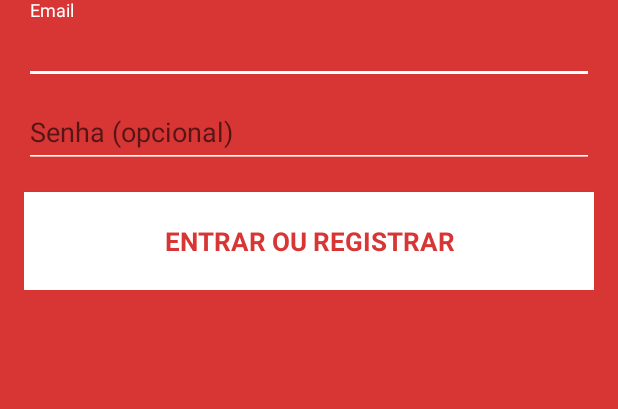
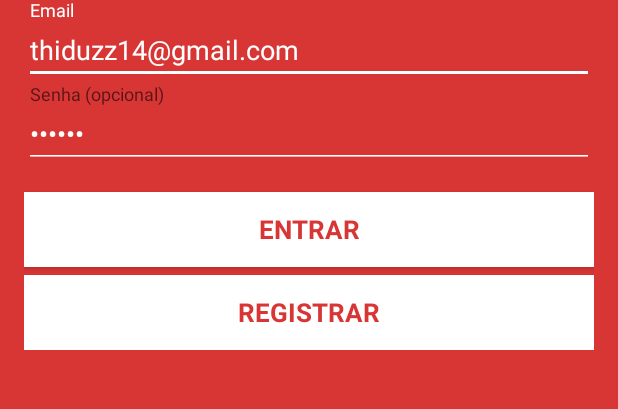
Before and after one commit to thiduzz/InSense-Mobile, an Android app: the screen it shows after launch (LoginActivity), on a phone screen of 412 x 824 dp, the part 387-796 px from its top. Run offline under Robolectric (Android 15) with nearby library versions, the light colour scheme and no system bars.

Commit message:
Autenticacao e login implementados

```diff
--- a/app/src/main/java/com/apackage/api/ConnectionListener.java
+++ b/app/src/main/java/com/apackage/api/ConnectionListener.java
@@ -1,13 +1,13 @@
 package com.apackage.api;
 
-import org.json.JSONArray;
+import java.util.Map;
 
 /**
  * Created by thidu on 18/11/2016.
  */
 public interface ConnectionListener {
     void onConnectionError();
-    void onConnectionSuccess(JSONArray jsonArray);
-    void onConnectionSuccess(String string);
-    void onConnectionSuccess(boolean result);
+    void onConnectionSuccess();
+    void onConnectionError(Map<String, String> result);
+    void onConnectionSuccess(Map<String, Object> result);
 }
--- a/app/src/main/res/layout/activity_login.xml
+++ b/app/src/main/res/layout/activity_login.xml
@@ -16,7 +16,7 @@
         android:id="@+id/login_progress"
         style="?android:attr/progressBarStyleLarge"
         android:layout_width="wrap_content"
-        android:layout_height="wrap_content"
+        android:layout_height="match_parent"
         android:layout_marginBottom="8dp"
         android:visibility="gone" />
 
@@ -45,6 +45,7 @@
                     android:layout_width="match_parent"
                     android:layout_height="wrap_content"
                     android:hint="@string/prompt_email"
+                    android:text="thiduzz14@gmail.com"
                     android:inputType="textEmailAddress"
                     android:maxLines="1"
                     android:textColor="@android:color/white"
@@ -62,6 +63,7 @@
                     android:layout_width="match_parent"
                     android:layout_height="wrap_content"
                     android:hint="@string/prompt_password"
+                    android:text="thithi"
                     android:imeActionId="@+id/login"
                     android:imeActionLabel="@string/action_sign_in_short"
                     android:imeOptions="actionUnspecified"
@@ -79,12 +81,26 @@
                 android:layout_height="wrap_content"
                 android:layout_marginTop="16dp"
                 android:background="@android:color/white"
-                android:minHeight="65dp"
+                android:minHeight="50dp"
                 android:text="@string/action_sign_in"
                 android:textColor="@color/colorRed"
                 android:textSize="17sp"
                 android:textStyle="bold" />
 
+            <Button android:id="@+id/register_button"
+                style="?android:textAppearanceSmall"
+                android:layout_width="match_parent"
+                android:layout_height="wrap_content"
+                android:layout_marginTop="5dp"
+                android:background="@android:color/white"
+                android:minHeight="50dp"
+                android:text="@string/action_register"
+                android:textColor="@color/colorRed"
+                android:textSize="17sp"
+                android:textStyle="bold">
+
+            </Button>
+
         </LinearLayout>
     </ScrollView>
 </LinearLayout>
--- a/app/src/main/res/values/strings.xml
+++ b/app/src/main/res/values/strings.xml
@@ -5,13 +5,15 @@
     <!-- Strings related to login -->
     <string name="prompt_email" translatable="false">Email</string>
     <string name="prompt_password">Senha (opcional)</string>
-    <string name="action_sign_in">Entrar ou registrar</string>
+    <string name="action_sign_in">Entrar</string>
+    <string name="action_register">Registrar</string>
     <string name="action_sign_in_short">Entrar</string>
     <string name="error_invalid_email">O endereço de email é inválido</string>
     <string name="error_invalid_password">A senha é muito curta</string>
     <string name="error_incorrect_password">A senha está incorreta</string>
     <string name="error_field_required">O campo é obrigatório</string>
 
-    <string name="auth_login" translatable="false">http://insense.vizad.com.br/oauth</string>
-    <string name="auth_token" translatable="false">http://insense.vizad.com.br/token</string>
+    <string name="register_url" translatable="false">http://insense.vizad.com.br/register</string>
+    <string name="auth_login" translatable="false">http://insense.vizad.com.br/api/user/</string>
+    <string name="auth_token" translatable="false">http://insense.vizad.com.br/oauth/token</string>
 </resources>
```
Also changed, not shown: app/src/main/java/com/apackage/api/Connection.java (+130 -77 lines), app/src/main/java/com/apackage/db/DataBase.java (+5 -5 lines), app/src/main/java/com/apackage/insense/LoginActivity.java (+27 -12 lines), app/src/main/java/com/apackage/utils/Constants.java (added, +12 -0 lines).
